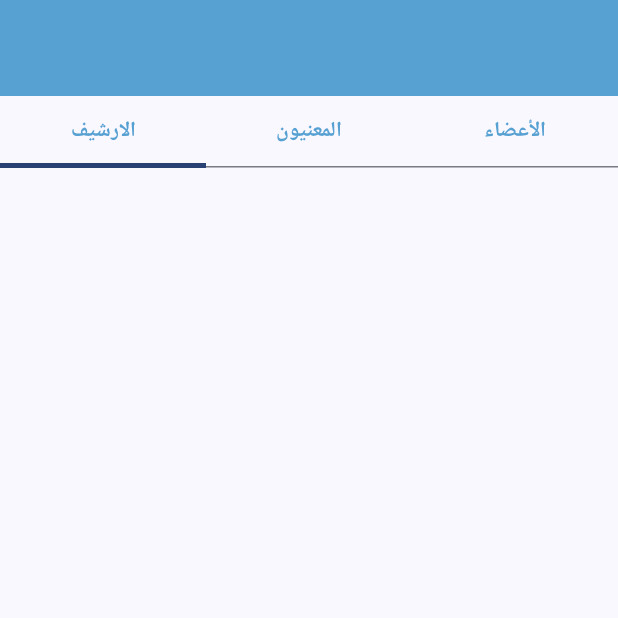
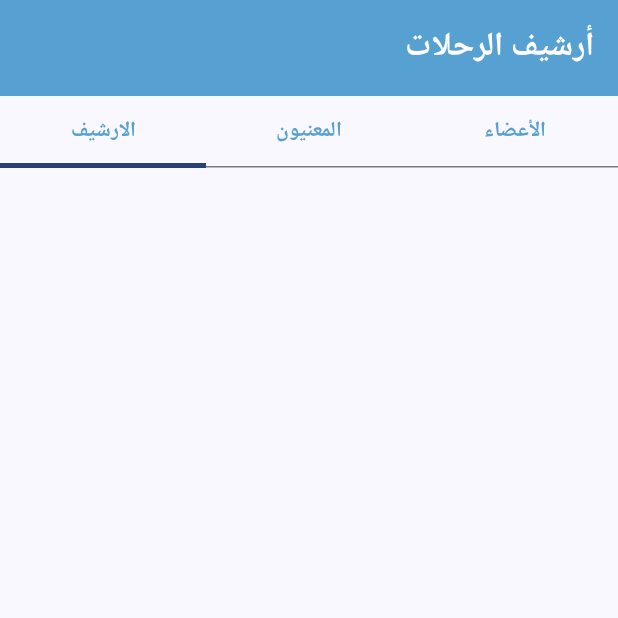
Before and after one commit to AdhamCl/SwimTrip, an Android app built with Jetpack Compose: the screen it shows after launch (MainActivity), tab 3 chosen, on a phone screen of 412 x 824 dp, the top half of it. Run offline under Robolectric (Android 15) with nearby library versions, the phone set to English and light mode, and no system bars; our stand-ins replace Dagger/Hilt's generated code, Room's generated code, accompanist; 1 statement that could not run was skipped.

Commit message:
final commit

```diff
--- a/app/src/main/java/com/example/swimtrip/screens/archives/ArchivesTopBar.kt
+++ b/app/src/main/java/com/example/swimtrip/screens/archives/ArchivesTopBar.kt
@@ -26,6 +26,19 @@ fun ArchivesTopBar() {
     ) {
 
 
+        Row(
+            modifier = Modifier.fillMaxWidth(),
+            verticalAlignment = Alignment.CenterVertically,
+            horizontalArrangement = Arrangement.SpaceBetween,
+        ) {
+            Text(
+                modifier = Modifier.weight(5f),
+                text = "أرشيف الرحلات",
+                fontSize = 22.sp,
+                color = Color.White,
+                fontWeight = FontWeight.Bold
+            )
+        }
 
     }
 }
```
